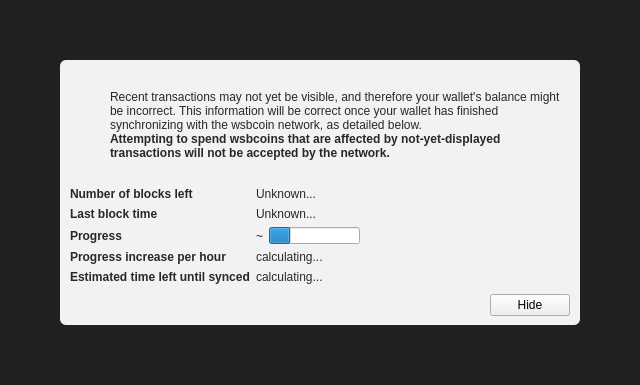
Above: src/qt/forms/modaloverlay.ui from itz63c/YoloYachtCoin before the change. Below: the same form after it.
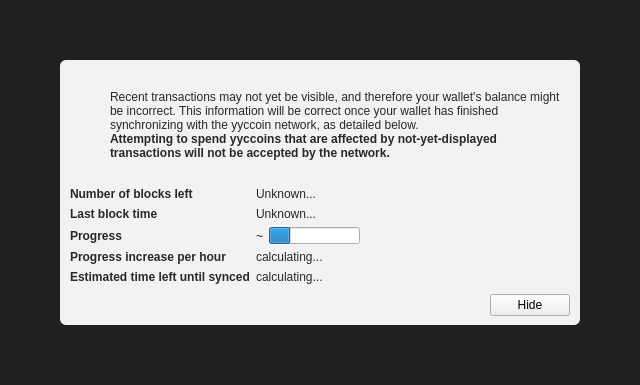
That is the form after the change. Icons and pictures are not drawn. Custom widgets are drawn as their Qt base class.

Patch:
```diff
--- a/src/qt/forms/modaloverlay.ui
+++ b/src/qt/forms/modaloverlay.ui
@@ -130,7 +130,7 @@
              <item>
               <widget class="QLabel" name="infoText">
                <property name="text">
-                <string>Recent transactions may not yet be visible, and therefore your wallet's balance might be incorrect. This information will be correct once your wallet has finished synchronizing with the wsbcoin network, as detailed below.</string>
+                <string>Recent transactions may not yet be visible, and therefore your wallet's balance might be incorrect. This information will be correct once your wallet has finished synchronizing with the yyccoin network, as detailed below.</string>
                </property>
                <property name="textFormat">
                 <enum>Qt::RichText</enum>
@@ -149,7 +149,7 @@
                 </font>
                </property>
                <property name="text">
-                <string>Attempting to spend wsbcoins that are affected by not-yet-displayed transactions will not be accepted by the network.</string>
+                <string>Attempting to spend yyccoins that are affected by not-yet-displayed transactions will not be accepted by the network.</string>
                </property>
                <property name="textFormat">
                 <enum>Qt::RichText</enum>
```
